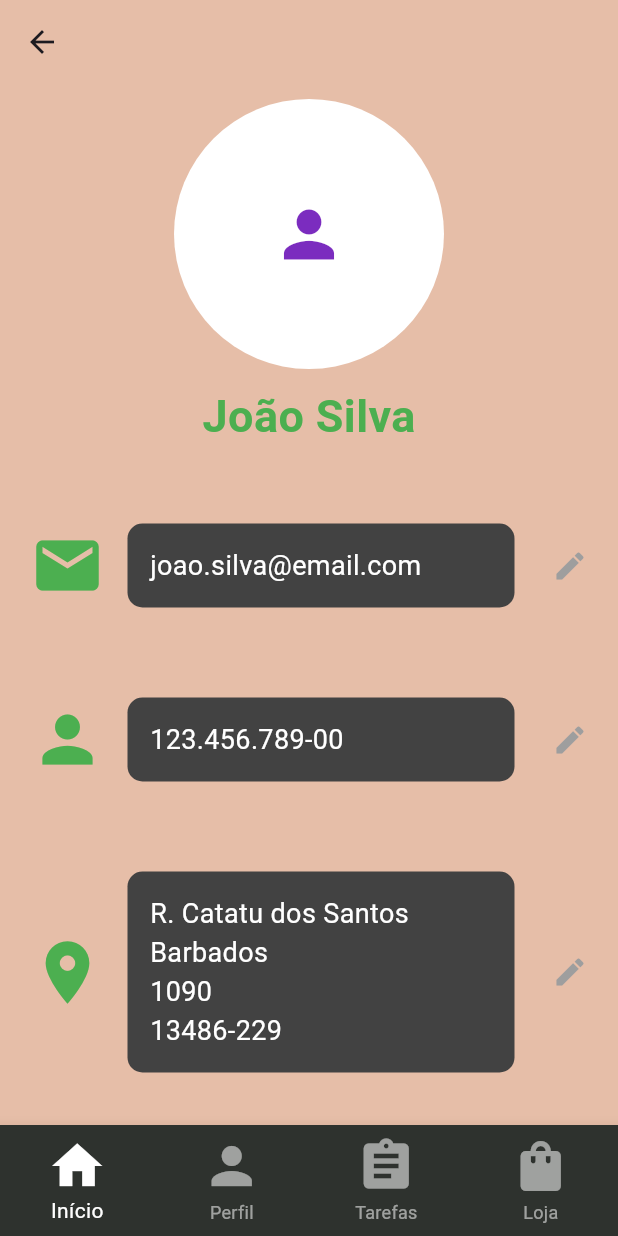
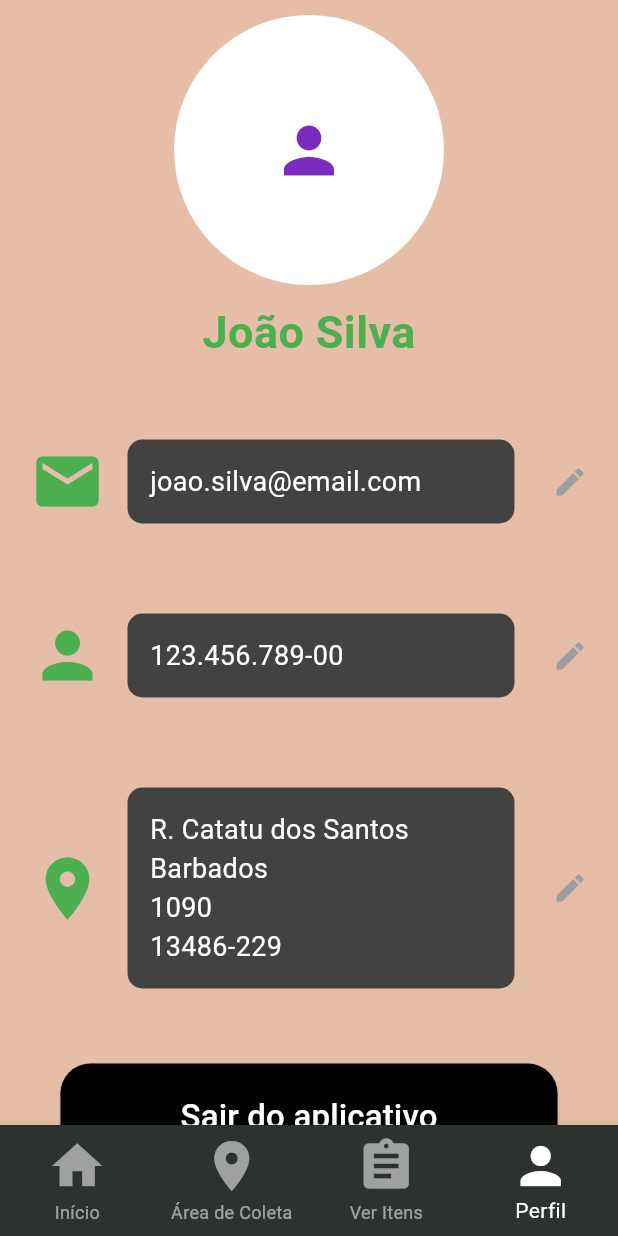
Before and after one commit to Epic-s-Projects/Recolhe.ai, a Flutter app: the screen it shows after launch, item 4 of the bottom bar chosen, on a phone screen of 412 x 824 dp. Run offline on Flutter 3.47's test engine with Material 3 defaults, Android fonts, the phone set to English and light mode, and no system bars; our stand-ins replace cached_network_image, cloud_firestore, firebase_auth, firebase_core, quickalert; accounts and stored records are empty.

Commit message:
atualizando barra de navegação

```diff
--- a/administrador/lib/profile_adm_page.dart
+++ b/administrador/lib/profile_adm_page.dart
@@ -1,4 +1,7 @@
 import 'package:flutter/material.dart';
+import 'home_coleta_page.dart';
+import 'area_coleta_page.dart';
+import 'home_adm_page.dart';
 
 class ProfileScreen extends StatefulWidget {
   const ProfileScreen({super.key});
@@ -8,16 +11,34 @@ class ProfileScreen extends StatefulWidget {
 }
 
 class _ProfileScreenState extends State<ProfileScreen> {
+  int _selectedIndex = 3; // Índice inicial para a aba "Perfil"
+
+  final List<Widget> _pages = [
+    HomeAdmPage(), // Página inicial
+    AreaColetaPage(), // Página de Área de Coleta
+    HomeColetaPage(), // Página "Ver Itens"
+    ProfileScreen(), // Página de Perfil
+  ];
+
+  void _onItemTapped(int index) {
+    if (index != _selectedIndex) {
+      Navigator.push(
+        context,
+        MaterialPageRoute(builder: (context) => _pages[index]),
+      ).then((_) {
+        setState(() {
+          _selectedIndex = index;
+        });
+      });
+    }
+  }
+
   @override
   Widget build(BuildContext context) {
     return Scaffold(
-      appBar: AppBar(
-        backgroundColor: const Color(0xFFE6BEA8),
-      ),
       body: SingleChildScrollView(
         child: Column(
           children: [
-            // Card
             Container(
               decoration: const BoxDecoration(
                 color: Color(0xFFE6BEA8), // Background da página principal
@@ -25,7 +46,6 @@ class _ProfileScreenState extends State<ProfileScreen> {
               child: Column(
                 children: [
                   const SizedBox(height: 10),
-                  // Avatar e Nome
                   CircleAvatar(
                     radius: 90,
                     backgroundColor: Colors.white,
@@ -34,7 +54,7 @@ class _ProfileScreenState extends State<ProfileScreen> {
                   ),
                   const SizedBox(height: 10),
                   const Text(
-                    "João Silva", // Nome fictício
+                    "João Silva",
                     style: TextStyle(
                       fontSize: 30,
                       fontWeight: FontWeight.bold,
@@ -42,13 +62,11 @@ class _ProfileScreenState extends State<ProfileScreen> {
                     ),
                   ),
                   const SizedBox(height: 20),
-                  // Informações com ícones
                   infoTile(Icons.email, "joao.silva@email.com"),
                   infoTile(Icons.person, "123.456.789-00"),
                   infoTile(Icons.location_on,
                       'R. Catatu dos Santos\nBarbados\n1090\n13486-229'),
                   const SizedBox(height: 20),
-                  // Botão de sair
                   ElevatedButton(
                     onPressed: () {
                       Navigator.pushNamedAndRemoveUntil(
@@ -66,7 +84,7 @@ class _ProfileScreenState extends State<ProfileScreen> {
                       'Sair do aplicativo',
                       style: TextStyle(
                         color: Colors.white,
-                        fontSize: 22, // Alteração do tamanho da fonte
+                        fontSize: 22,
                       ),
                     ),
                   ),
@@ -81,22 +99,24 @@ class _ProfileScreenState extends State<ProfileScreen> {
         selectedItemColor: Colors.white,
         unselectedItemColor: Colors.white54,
         type: BottomNavigationBarType.fixed,
+        currentIndex: _selectedIndex,
+        onTap: _onItemTapped,
         items: const [
           BottomNavigationBarItem(
-            icon: Icon(Icons.home, size: 40), // Tamanho ajustado
+            icon: Icon(Icons.home, size: 40),
             label: 'Início',
           ),
           BottomNavigationBarItem(
-            icon: Icon(Icons.person, size: 40), // Tamanho ajustado
-            label: 'Perfil',
+            icon: Icon(Icons.location_on, size: 40),
+            label: 'Área de Coleta',
           ),
           BottomNavigationBarItem(
-            icon: Icon(Icons.assignment, size: 40), // Tamanho ajustado
-            label: 'Tarefas',
+            icon: Icon(Icons.assignment, size: 40),
+            label: 'Ver Itens',
           ),
           BottomNavigationBarItem(
-            icon: Icon(Icons.shopping_bag, size: 40), // Tamanho ajustado
-            label: 'Loja',
+            icon: Icon(Icons.person, size: 40),
+            label: 'Perfil',
           ),
         ],
       ),
```
Also changed, not shown: administrador/lib/home_adm_page.dart (line endings or trailing spaces), administrador/lib/main.dart (line endings or trailing spaces).
